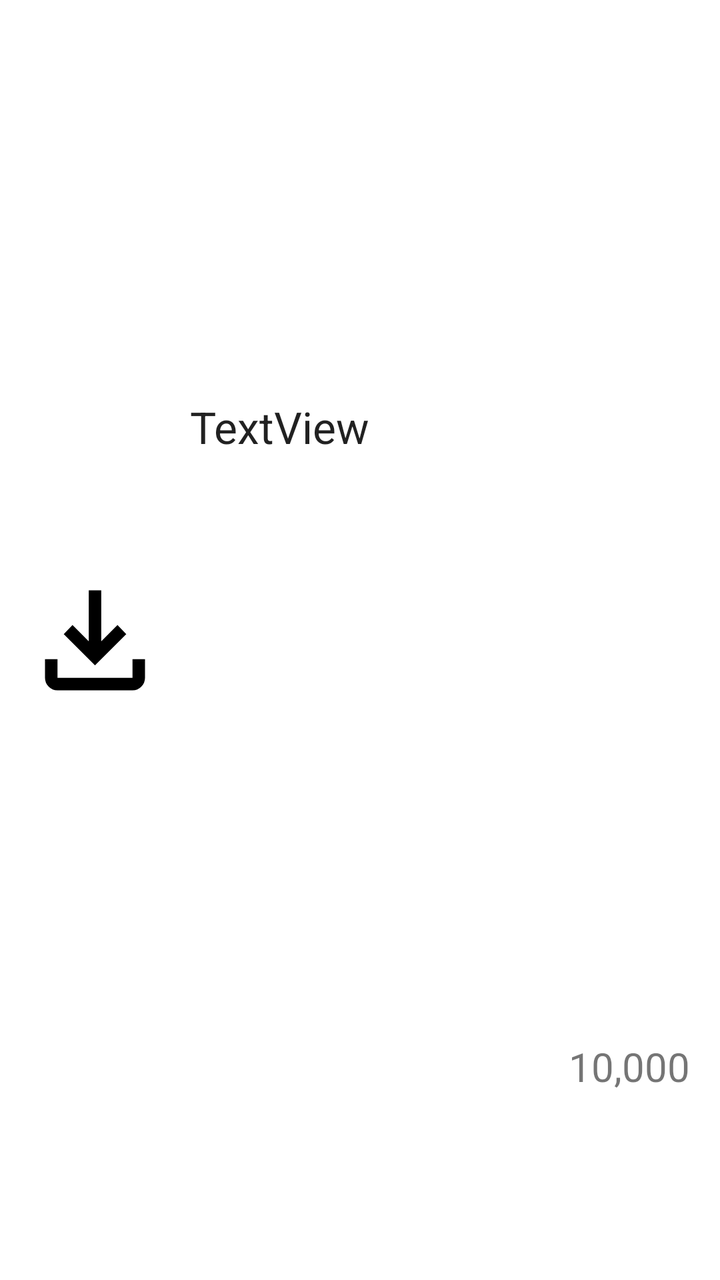
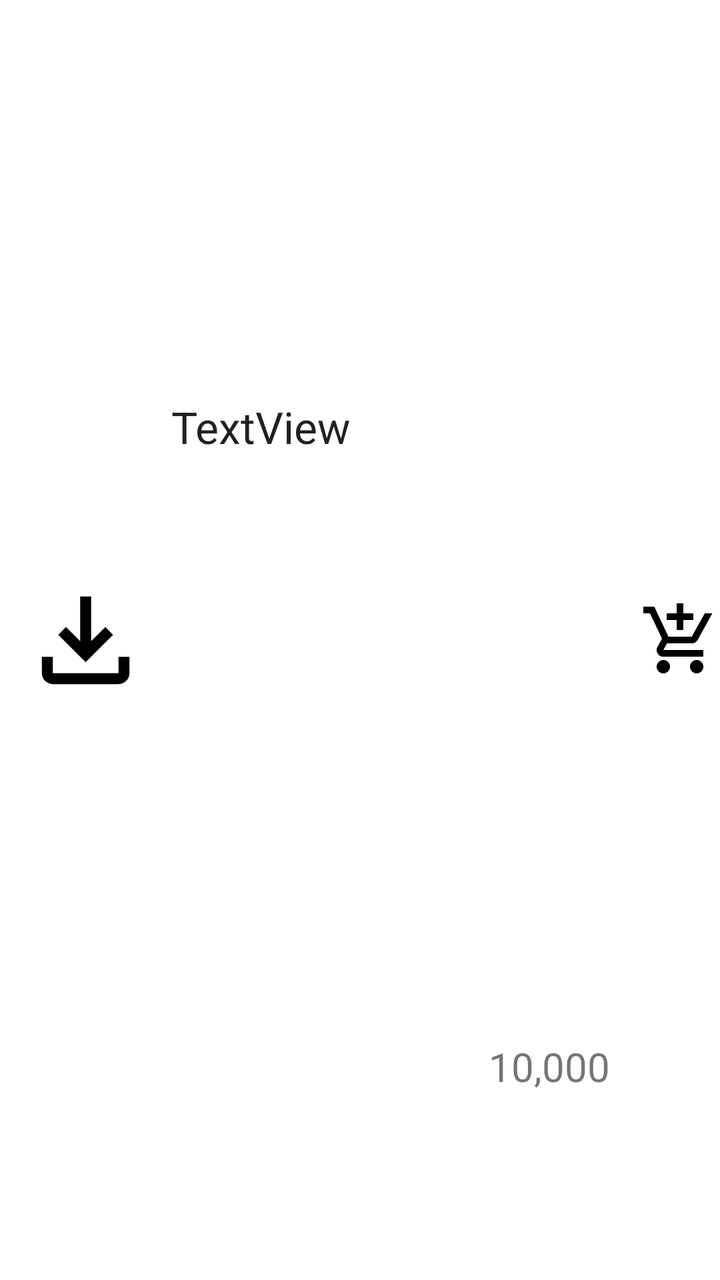

Screens rendered from an Android XML layout before and after an edit, with the pre-edit source and the edit as a unified diff.
<!-- AndroidManifest.xml: application theme Theme.ReportView_003 -->
<!-- res/layout/list_item.xml -->
<?xml version="1.0" encoding="utf-8"?>
<LinearLayout xmlns:android="http://schemas.android.com/apk/res/android"
    xmlns:tools="http://schemas.android.com/tools"
    android:layout_width="match_parent"
    android:layout_height="wrap_content"
    android:layout_marginTop="5dp"
    android:layout_marginBottom="5dp"
    xmlns:app="http://schemas.android.com/apk/res-auto"
    android:orientation="horizontal">

    <ImageView
        android:id="@+id/book_img"
        android:layout_width="0dp"
        android:layout_weight="0.3"
        android:layout_height="110dp"
        android:layout_margin="10dp"
        android:layout_gravity="center_vertical"
        android:src="@drawable/download_black" />

    <LinearLayout
        android:layout_width="0dp"
        android:layout_weight="1"
        android:layout_height="match_parent"
        android:orientation="vertical"
        android:layout_marginEnd="15dp">

        <TextView
            android:id="@+id/book_title"
            android:layout_width="match_parent"
            android:layout_height="0dp"
            android:layout_weight="1"
            android:gravity="center_vertical|start"
            android:text="TextView"
            android:textAppearance="@style/TextAppearance.AppCompat.Large" />

        <LinearLayout
            android:layout_width="match_parent"
            android:layout_height="0dp"
            android:layout_weight="0.5">

            <TextView
                android:id="@+id/book_author"
                android:layout_width="0dp"
                android:layout_height="match_parent"
                android:layout_weight="0.5"
                android:gravity="center_vertical|start"
                android:textAppearance="@style/TextAppearance.AppCompat.Medium"/>

            <TextView
                android:id="@+id/book_price"
                android:layout_width="0dp"
                android:layout_height="match_parent"
                android:layout_weight="0.5"
                android:gravity="center_vertical|end"
                android:text="10,000"
                android:textSize="20sp" />

        </LinearLayout>

    </LinearLayout>

</LinearLayout>
<!-- resources referenced by this layout -->
<resources>
  <!-- drawable download_black (drawable) -->
  <vector xmlns:android="http://schemas.android.com/apk/res/android"
      android:width="24dp"
      android:height="24dp"
      android:viewportWidth="960"
      android:viewportHeight="960">
    <path
        android:pathData="M480,640 L280,440l56,-58 104,104v-326h80v326l104,-104 56,58 -200,200ZM240,800q-33,0 -56.5,-23.5T160,720v-120h80v120h480v-120h80v120q0,33 -23.5,56.5T720,800L240,800Z"
        android:fillColor="#000000"/>
  </vector>
  <style name="Theme.ReportView_003" parent="Theme.MaterialComponents.DayNight.NoActionBar">
          
          <item name="colorPrimary">@color/purple_500</item>
          <item name="colorPrimaryVariant">@color/purple_700</item>
          <item name="colorOnPrimary">@color/white</item>
          
          <item name="colorSecondary">@color/teal_200</item>
          <item name="colorSecondaryVariant">@color/teal_700</item>
          <item name="colorOnSecondary">@color/black</item>
          
          <item name="android:statusBarColor">?attr/colorPrimaryVariant</item>
          
      </style>
  <color name="purple_500">#FF6200EE</color>
  <color name="purple_700">#FF3700B3</color>
  <color name="white">#FFFFFFFF</color>
  <color name="teal_200">#FF03DAC5</color>
  <color name="teal_700">#FF018786</color>
  <color name="black">#FF000000</color>
</resources>

<!-- the commit's change to res/layout/list_item.xml (unified diff, before → after) -->
@@ -57,6 +57,14 @@
 
         </LinearLayout>
 
+
     </LinearLayout>
 
+        <ImageView
+            android:id="@+id/book_cart"
+            android:layout_width="40dp"
+            android:layout_height="40dp"
+            android:layout_gravity="center"
+            android:src="@drawable/add_cart"/>
+
 </LinearLayout>
<!-- resource entries referenced after the edit -->
@@ -1,5 +1,15 @@
 <!-- resources referenced by this layout -->
 <resources>
+  <!-- drawable add_cart (drawable) -->
+  <vector xmlns:android="http://schemas.android.com/apk/res/android"
+      android:width="24dp"
+      android:height="24dp"
+      android:viewportWidth="960"
+      android:viewportHeight="960">
+    <path
+        android:pathData="M440,360v-120L320,240v-80h120v-120h80v120h120v80L520,240v120h-80ZM280,880q-33,0 -56.5,-23.5T200,800q0,-33 23.5,-56.5T280,720q33,0 56.5,23.5T360,800q0,33 -23.5,56.5T280,880ZM680,880q-33,0 -56.5,-23.5T600,800q0,-33 23.5,-56.5T680,720q33,0 56.5,23.5T760,800q0,33 -23.5,56.5T680,880ZM40,160v-80h131l170,360h280l156,-280h91L692,478q-11,20 -29.5,31T622,520L324,520l-44,80h480v80L280,680q-45,0 -68.5,-39t-1.5,-79l54,-98 -144,-304L40,160Z"
+        android:fillColor="#000000"/>
+  </vector>
   <!-- drawable download_black (drawable) -->
   <vector xmlns:android="http://schemas.android.com/apk/res/android"
       android:width="24dp"
